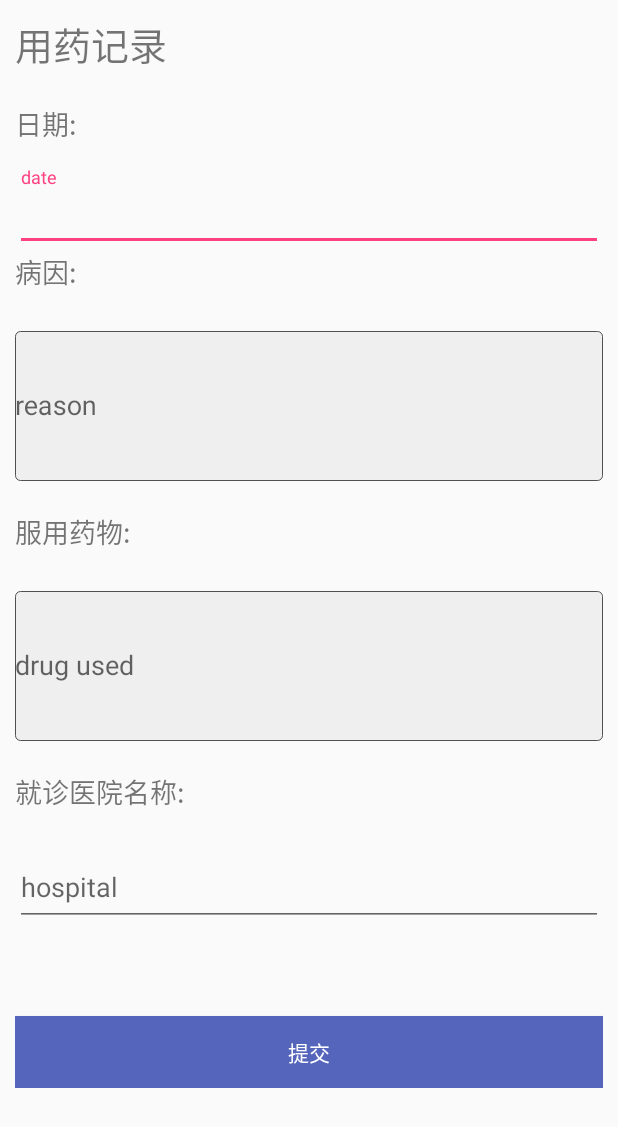
After one commit to jackGWY/XinZangApp, an Android app: the diaryActivity screen opened directly, with no data from a screen before it, on a phone screen of 412 x 824 dp. The commit adds this screen. Shown: the top 1127 px of the screen. Run offline under Robolectric (Android 15) with nearby library versions, the phone set to English and light mode, and no system bars; our stand-ins replace ButterKnife.

Commit message:
完成日记动态导入，查看自己的日记

```diff
--- a/app/src/main/AndroidManifest.xml
+++ b/app/src/main/AndroidManifest.xml
@@ -32,7 +32,10 @@
         <activity android:name=".consult.consultActivity" />
         <activity android:name=".medicine.drugSwitchActivity" />
         <activity android:name=".medicine.drugTypeListActivity" />
-        <activity android:name=".medicineArticle.newListActivity"></activity>
+        <activity android:name=".medicineArticle.newListActivity" />
+        <activity android:name=".diary.diaryActivity" />
+        <activity android:name=".diary.diaryListActivity" />
+        <activity android:name=".diary.DiaryDetailActivity"></activity>
     </application>
 
 </manifest>
--- /dev/null
+++ b/app/src/main/java/com/guo/xinzangapp/diary/diaryActivity.java
@@ -0,0 +1,76 @@
+package com.guo.xinzangapp.diary;
+
+import android.content.Intent;
+import android.content.SharedPreferences;
+import android.preference.PreferenceManager;
+import android.support.v7.app.AppCompatActivity;
+import android.os.Bundle;
+import android.util.Log;
+import android.view.View;
+import android.widget.Button;
+import android.widget.EditText;
+
+import com.guo.http.HttpRequestor;
+import com.guo.http.MyURL;
+import com.guo.xinzangapp.R;
+
+import org.json.JSONObject;
+
+import butterknife.BindView;
+import butterknife.ButterKnife;
+import butterknife.OnClick;
+
+public class diaryActivity extends AppCompatActivity {
+
+    @BindView(R.id.date)
+    EditText date;
+    @BindView(R.id.reason)
+    EditText reason;
+    @BindView(R.id.hospital)
+    EditText hospital;
+    @BindView(R.id.drug_used)
+    EditText drug_used;
+    @BindView(R.id.submit)
+    Button submit;
+    @Override
+    protected void onCreate(Bundle savedInstanceState) {
+        super.onCreate(savedInstanceState);
+        setContentView(R.layout.activity_diary);
+        ButterKnife.bind(this);
+    }
+
+    @OnClick({R.id.submit})
+    public void OnClick(final View view) {
+        switch (view.getId()) {
+            case R.id.submit:
+                String date2=date.getText().toString().trim();
+                String reason2=reason.getText().toString().trim();
+                String hospital2=hospital.getText().toString().trim();
+                String drug_used2=drug_used.getText().toString().trim();
+
+                SharedPreferences pref;
+                SharedPreferences.Editor editor;
+                pref = PreferenceManager.getDefaultSharedPreferences(this);
+                final String userName = pref.getString("userName","");
+
+                final String url = MyURL.SERVER+"/drug/saveDiary?time="+date2+"+&reason="+reason2+"&drugUsed="+drug_used2+"&hospital="+hospital2+"&userName="+userName;
+
+                new Thread(new Runnable() {
+                    @Override
+                    public void run() {
+                        try {
+                            String jsonString=new HttpRequestor().doGet(url);
+                            JSONObject jsonObject = new JSONObject(jsonString);
+                            final String result = jsonObject.getString("result");
+                            Log.d("result",result);
+                        } catch (Exception e) {
+                            e.printStackTrace();
+                        }
+                    }
+                }).start();
+                Intent intent = new Intent(diaryActivity.this,diaryListActivity.class);
+                startActivity(intent);
+                break;
+        }
+    }
+}
--- a/app/src/main/java/com/guo/xinzangapp/index/indexActivity.java
+++ b/app/src/main/java/com/guo/xinzangapp/index/indexActivity.java
@@ -21,8 +21,6 @@ import com.guo.xinzangapp.R;
 import org.json.JSONObject;
 
 public class indexActivity extends AppCompatActivity {
-
-
 
     @BindView(R.id.age)
     EditText age;
@@ -90,7 +88,6 @@ public class indexActivity extends AppCompatActivity {
                 } catch (Exception e) {
                     e.printStackTrace();
                 }
-
             }
         }).start();
     }
--- a/app/src/main/java/com/guo/xinzangapp/medicine/drugSwitchActivity.java
+++ b/app/src/main/java/com/guo/xinzangapp/medicine/drugSwitchActivity.java
@@ -8,6 +8,8 @@ import android.widget.ImageButton;
 import android.widget.TextView;
 
 import com.guo.xinzangapp.R;
+import com.guo.xinzangapp.diary.diaryActivity;
+import com.guo.xinzangapp.diary.diaryListActivity;
 import com.guo.xinzangapp.medicineArticle.newListActivity;
 
 import butterknife.BindView;
@@ -52,8 +54,10 @@ public class drugSwitchActivity extends AppCompatActivity {
                 startActivity(new Intent(drugSwitchActivity.this,newListActivity.class));
                 break;
             case R.id.tv_diary:
+                startActivity(new Intent(drugSwitchActivity.this,diaryActivity.class));
                 break;
             case R.id.image_button_diary:
+                startActivity(new Intent(drugSwitchActivity.this,diaryActivity.class));
                 break;
         }
     }
--- /dev/null
+++ b/app/src/main/res/drawable/edit_bg.xml
@@ -0,0 +1,18 @@
+<?xml version="1.0" encoding="utf-8"?>
+<layer-list
+    xmlns:android="http://schemas.android.com/apk/res/android">
+    <item>
+        <shape
+            xmlns:android="http://schemas.android.com/apk/res/android"
+            android:shape="rectangle">
+            <solid
+                android:color="#EFEFEF"/>
+            <corners
+                android:radius="3dip"
+                />
+            <stroke
+                android:width="0.5px"
+                android:color="#505050"/>
+        </shape>
+    </item>
+</layer-list>
--- /dev/null
+++ b/app/src/main/res/layout/activity_diary.xml
@@ -0,0 +1,122 @@
+<?xml version="1.0" encoding="utf-8"?>
+<ScrollView xmlns:android="http://schemas.android.com/apk/res/android"
+    xmlns:app="http://schemas.android.com/apk/res-auto"
+    xmlns:tools="http://schemas.android.com/tools"
+    android:layout_width="match_parent"
+    android:layout_height="match_parent"
+    tools:context="com.guo.xinzangapp.diary.diaryActivity">
+
+    <LinearLayout
+        android:layout_width="match_parent"
+        android:orientation="vertical"
+        android:padding="10dp"
+        android:layout_height="match_parent">
+
+        <TextView
+            android:layout_width="match_parent"
+            android:layout_height="wrap_content"
+            android:text="用药记录"
+            android:textSize="25sp"
+            android:layout_marginBottom="20dp"
+            />
+        <TextView
+            android:layout_width="match_parent"
+            android:layout_height="wrap_content"
+            android:layout_marginBottom="15dp"
+            android:text="日期:"
+            android:textSize="18sp"
+            />
+        <android.support.design.widget.TextInputLayout
+
+            android:layout_width="match_parent"
+            android:layout_height="wrap_content">
+
+            <EditText
+                android:id="@+id/date"
+                android:layout_width="match_parent"
+                android:layout_height="wrap_content"
+                android:inputType="textPassword"
+                android:hint="date" />
+
+        </android.support.design.widget.TextInputLayout>
+
+        <TextView
+            android:layout_width="match_parent"
+            android:layout_height="wrap_content"
+            android:text="病因:"
+            android:textSize="18sp"
+            android:layout_marginBottom="15dp"
+            />
+        <android.support.design.widget.TextInputLayout
+
+            android:layout_width="match_parent"
+            android:layout_height="wrap_content">
+
+            <EditText
+                android:id="@+id/reason"
+                android:layout_width="match_parent"
+                android:layout_height="100dp"
+                android:inputType="textPassword"
+                android:background="@drawable/edit_bg"
+                android:layout_marginBottom="20dp"
+                android:hint="reason" />
+
+        </android.support.design.widget.TextInputLayout>
+
+        <TextView
+            android:layout_width="match_parent"
+            android:layout_height="wrap_content"
+            android:text="服用药物:"
+            android:textSize="18sp"
+            android:layout_marginBottom="15dp"
+            />
+        <android.support.design.widget.TextInputLayout
+
+            android:layout_width="match_parent"
+            android:layout_height="wrap_content">
+
+            <EditText
+                android:id="@+id/drug_used"
+                android:layout_width="match_parent"
+                android:layout_height="100dp"
+                android:inputType="textPassword"
+                android:background="@drawable/edit_bg"
+                android:layout_marginBottom="20dp"
+                android:hint="drug used" />
+
+        </android.support.design.widget.TextInputLayout>
+
+        <TextView
+            android:layout_width="match_parent"
+            android:layout_height="wrap_content"
+            android:text="就诊医院名称:"
+            android:textSize="18sp"
+            android:layout_marginBottom="15dp"
+            />
+        <android.support.design.widget.TextInputLayout
+
+            android:layout_width="match_parent"
+            android:layout_height="wrap_content">
+
+            <EditText
+                android:id="@+id/hospital"
+                android:layout_width="match_parent"
+                android:layout_height="50dp"
+                android:inputType="textPassword"
+
+                android:layout_marginBottom="20dp"
+                android:hint="hospital" />
+
+        </android.support.design.widget.TextInputLayout>
+
+        <Button android:id="@+id/submit"
+            android:layout_width="match_parent"
+            android:layout_height="wrap_content"
+            android:text="提交"
+            android:gravity="center"
+            android:background="@color/colorPrimary"
+            android:layout_marginTop="40dp"
+            android:textColor="@android:color/white"/>
+    </LinearLayout>
+
+</ScrollView>
--- a/app/src/main/res/values/dimens.xml
+++ b/app/src/main/res/values/dimens.xml
@@ -23,4 +23,7 @@
     <dimen name="drugTypeTitleRight">10dp</dimen>
     <dimen name="drugSwitchLinearLayoutLong">300dp</dimen>
     <dimen name="drugTypeListTitle">20sp</dimen>
+    <dimen name="diaryItemTextSize">18sp</dimen>
+    <dimen name="diaryItemPadding">10dp</dimen>
+    <dimen name="diaryItemMargingTop">10dp</dimen>
 </resources>
```
Also changed, not shown: app/src/main/java/com/guo/beans/diary.java (added, +65 -0 lines), app/src/main/java/com/guo/http/GetDiaryList.java (added, +47 -0 lines), app/src/main/java/com/guo/xinzangapp/diary/DiaryAdapter.java (added, +76 -0 lines), app/src/main/java/com/guo/xinzangapp/diary/DiaryDetailActivity.java (added, +39 -0 lines), app/src/main/java/com/guo/xinzangapp/diary/diaryListActivity.java (added, +61 -0 lines), app/src/main/res/layout/activity_diary_detail.xml (added, +50 -0 lines), app/src/main/res/layout/activity_diary_list.xml (added, +17 -0 lines), app/src/main/res/layout/diary_title_item.xml (added, +24 -0 lines).
